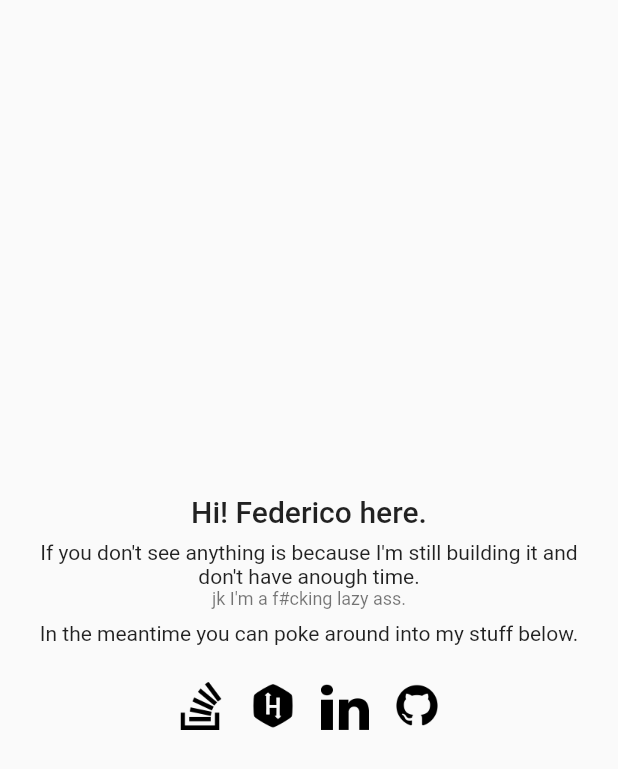
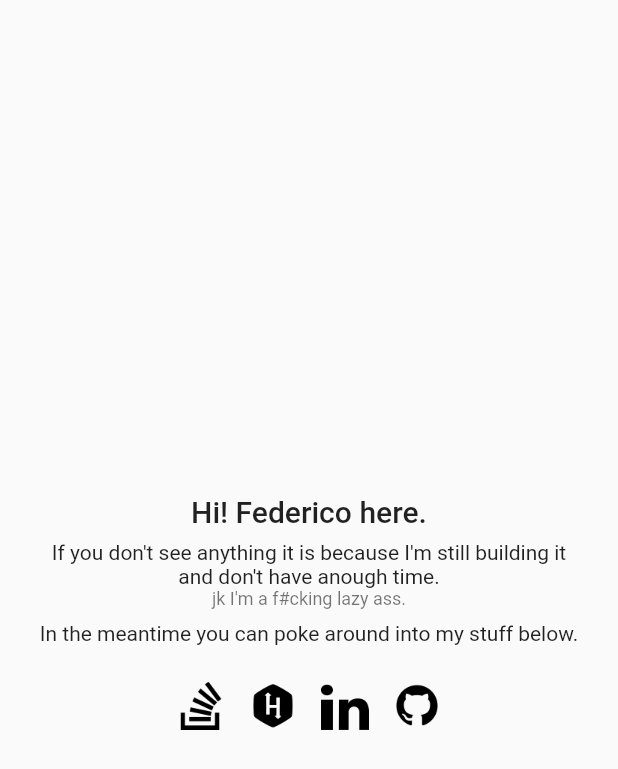
Before and after one commit to mastro993/fedemas-app, a Flutter app: the screen it shows after launch, on a phone screen of 412 x 824 dp. Shown: the top 769 px of the screen. Run offline on Flutter 3.47's test engine with Material 2 defaults, Android fonts, the phone set to English and light mode, and no system bars; missing offline and left inert: dart:js.

Commit message:
Spelling fix

```diff
--- a/lib/screens/home_screen.dart
+++ b/lib/screens/home_screen.dart
@@ -23,7 +23,7 @@ class HomeScreen extends StatelessWidget {
               ),
               SizedBox(height: 8),
               Text(
-                'If you don\'t see anything is because I\'m still building it and don\'t have anough time.',
+                'If you don\'t see anything it is because I\'m still building it and don\'t have anough time.',
                 style: Theme.of(context).textTheme.body1,
                 textAlign: TextAlign.center,
               ),
```
Also changed, not shown: 2 other files.
